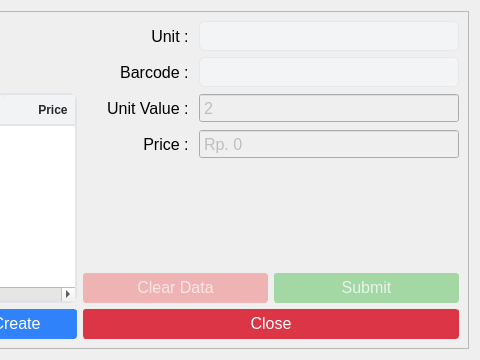
Before: the Qt Designer form ui/price_unit.ui in michael-halim/pos, drawn with Qt 5; both pictures show x 320 to 800 and y 0 to 360 of the 800 by 360 pixel window.
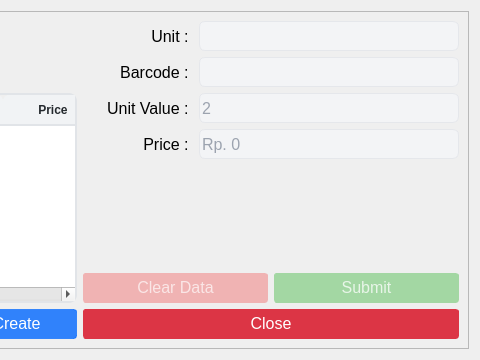
After: the same form once the commit is applied. Icons and pictures are not drawn.

Commit message: Patch#47: Added Shortcut Keys - Added Shortcut Keys for Dialogs, Transactions, Purchasing - Added more guard for permissions in dialogs - Fix bug in Price Unit and Master Stock - Added Icon for Price Unit

What changed in the file:
```diff
--- a/ui/price_unit.ui
+++ b/ui/price_unit.ui
@@ -825,7 +825,7 @@
              </widget>
             </item>
             <item row="2" column="1">
-             <widget class="QSpinBox" name="unit_value_price_unit_input">
+             <widget class="QLineEdit" name="unit_value_price_unit_input">
               <property name="enabled">
                <bool>false</bool>
               </property>
@@ -840,17 +840,8 @@
                 <pointsize>12</pointsize>
                </font>
               </property>
-              <property name="buttonSymbols">
-               <enum>QAbstractSpinBox::NoButtons</enum>
-              </property>
-              <property name="minimum">
-               <number>2</number>
-              </property>
-              <property name="maximum">
-               <number>999999999</number>
-              </property>
-              <property name="value">
-               <number>2</number>
+              <property name="text">
+               <string>2</string>
               </property>
              </widget>
             </item>
@@ -876,7 +867,7 @@
              </widget>
             </item>
             <item row="3" column="1">
-             <widget class="QSpinBox" name="price_price_unit_input">
+             <widget class="QLineEdit" name="price_price_unit_input">
               <property name="enabled">
                <bool>false</bool>
               </property>
@@ -891,20 +882,8 @@
                 <pointsize>12</pointsize>
                </font>
               </property>
-              <property name="buttonSymbols">
-               <enum>QAbstractSpinBox::NoButtons</enum>
-              </property>
-              <property name="prefix">
-               <string>Rp. </string>
-              </property>
-              <property name="minimum">
-               <number>0</number>
-              </property>
-              <property name="maximum">
-               <number>999999999</number>
-              </property>
-              <property name="value">
-               <number>0</number>
+              <property name="text">
+               <string>Rp. 0</string>
               </property>
              </widget>
             </item>
```
Left out of the diff: 4 changed lines with no effect on the pictures. The commit also changes 31 other files.
